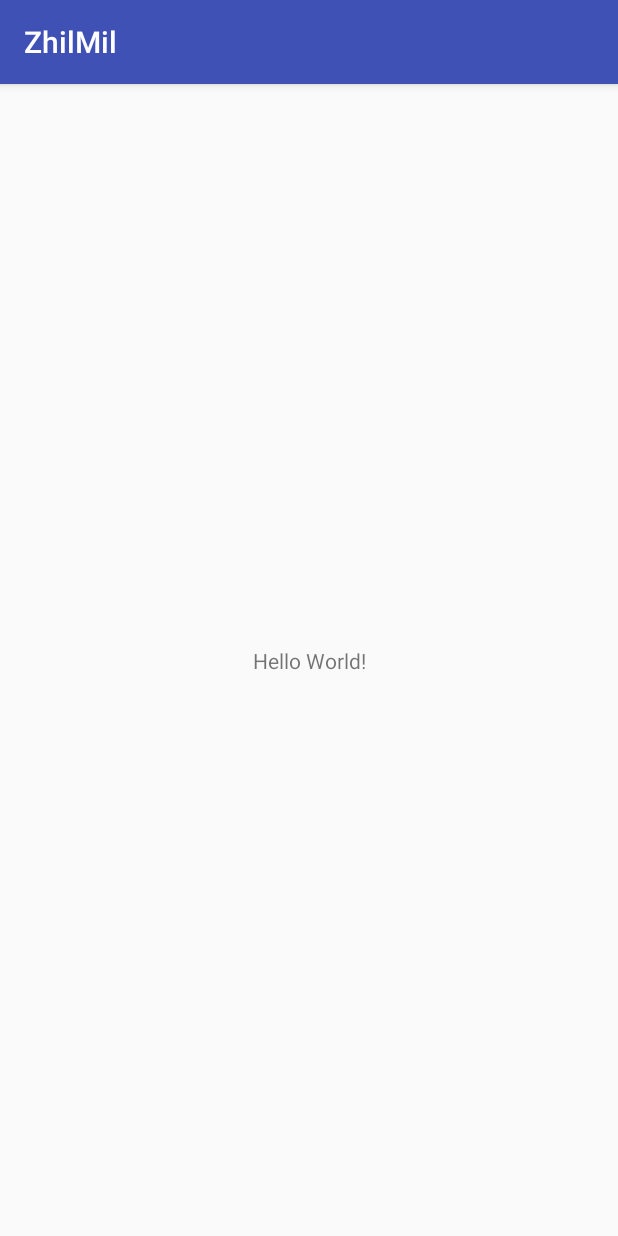
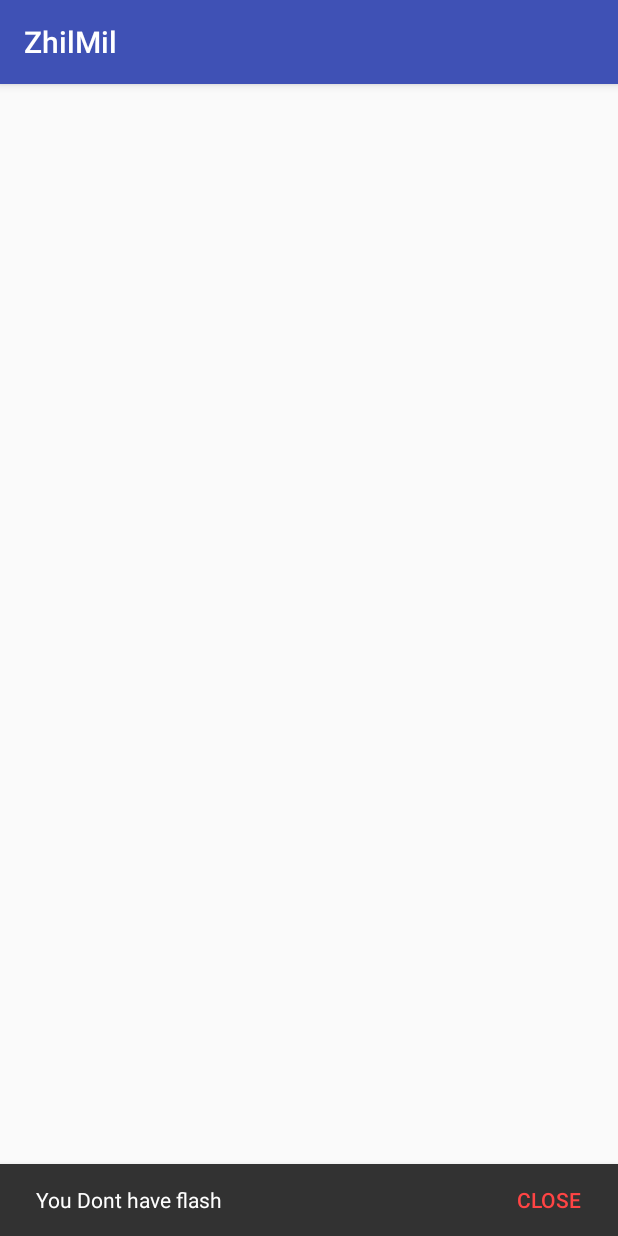
Before and after one commit to jaindheerain/ZhilMil, an Android app: the first screen one second after launch (MainActivity), on a phone screen of 412 x 824 dp. Run offline under Robolectric (Android 15) with nearby library versions, the phone set to English and light mode, and no system bars.

```diff
--- a/app/build.gradle
+++ b/app/build.gradle
@@ -26,5 +26,9 @@ dependencies {
     })
     compile 'com.android.support:appcompat-v7:25.3.1'
     compile 'com.android.support.constraint:constraint-layout:1.0.2'
+    compile 'com.android.support:design:25.3.1'
     testCompile 'junit:junit:4.12'
+
+
+    compile 'com.android.support:recyclerview-v7:25.3.1'
 }
--- a/app/src/main/java/dheerain/jain/zhilmil/MainActivity.java
+++ b/app/src/main/java/dheerain/jain/zhilmil/MainActivity.java
@@ -1,16 +1,63 @@
 package dheerain.jain.zhilmil;
 
+import android.content.pm.PackageManager;
+import android.hardware.Camera;
+import android.media.MediaPlayer;
+import android.os.Bundle;
+import android.support.design.widget.Snackbar;
 import android.support.v7.app.AppCompatActivity;
-import android.os.Bundle;
+import android.view.View;
+import android.widget.ImageView;
 
 public class MainActivity extends AppCompatActivity {
+
+    ImageView buttonSwitch;
+    View v;
+    Camera camera;
+    private boolean isFlashOn,hasFlash;
+    private Camera.Parameters parameters;
+    private MediaPlayer mediaPlayer;
 
     @Override
     protected void onCreate(Bundle savedInstanceState) {
         super.onCreate(savedInstanceState);
         setContentView(R.layout.activity_main);
 
+        v=findViewById(android.R.id.content);
+        checkFlash();
+
 
 
     }
+
+    void checkFlash(){
+        if(getApplicationContext().getPackageManager()
+                .hasSystemFeature(PackageManager.FEATURE_CAMERA_FLASH)){
+
+            Snackbar.make(v, "You have flash", Snackbar.LENGTH_LONG)
+                    .setAction("CLOSE", new View.OnClickListener() {
+                        @Override
+                        public void onClick(View view) {
+
+                        }
+                    })
+                    .setActionTextColor(getResources().getColor(android.R.color.holo_red_light ))
+                    .show();
+
+        }
+        else {
+
+            Snackbar.make(v, "You Dont have flash", Snackbar.LENGTH_LONG)
+                    .setAction("CLOSE", new View.OnClickListener() {
+                        @Override
+                        public void onClick(View view) {
+                                finish();
+                        }
+                    })
+                    .setActionTextColor(getResources().getColor(android.R.color.holo_red_light ))
+                    .show();
+
+        }
+
+    }
 }
--- a/app/src/main/res/layout/activity_main.xml
+++ b/app/src/main/res/layout/activity_main.xml
@@ -1,18 +1,22 @@
 <?xml version="1.0" encoding="utf-8"?>
-<android.support.constraint.ConstraintLayout xmlns:android="http://schemas.android.com/apk/res/android"
+<RelativeLayout xmlns:android="http://schemas.android.com/apk/res/android"
     xmlns:app="http://schemas.android.com/apk/res-auto"
     xmlns:tools="http://schemas.android.com/tools"
     android:layout_width="match_parent"
     android:layout_height="match_parent"
+    android:id="@+id/relativeLayout"
     tools:context="dheerain.jain.zhilmil.MainActivity">
 
-    <TextView
+    <ImageView
         android:layout_width="wrap_content"
         android:layout_height="wrap_content"
-        android:text="Hello World!"
-        app:layout_constraintBottom_toBottomOf="parent"
-        app:layout_constraintLeft_toLeftOf="parent"
-        app:layout_constraintRight_toRightOf="parent"
-        app:layout_constraintTop_toTopOf="parent" />
+        android:id="@+id/switchButton"/>
 
-</android.support.constraint.ConstraintLayout>
+    <android.support.v7.widget.RecyclerView
+        android:layout_width="match_parent"
+        android:id="@+id/frequency"
+        android:layout_height="match_parent">
+    </android.support.v7.widget.RecyclerView>
+
+
+</RelativeLayout>
```
